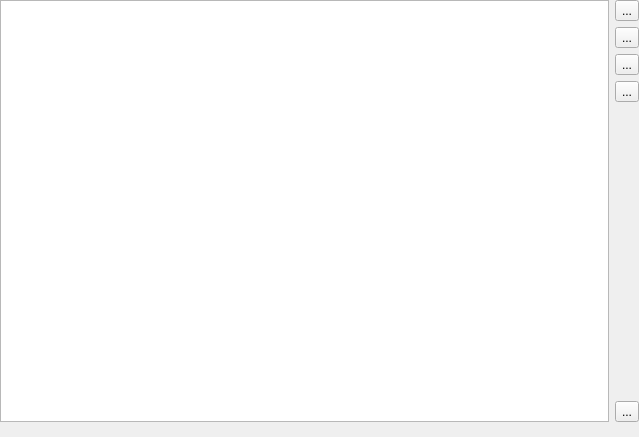
Qt form src/mixcontroltab.ui (hobrasoft/simul6) before a commit.
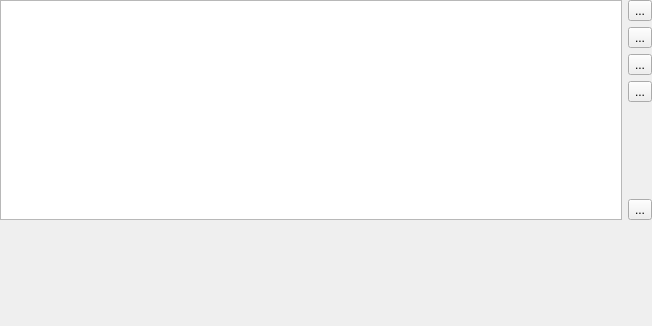
The same form after that commit. Custom widgets are drawn as their Qt base class.

```diff
--- a/src/mixcontroltab.ui
+++ b/src/mixcontroltab.ui
@@ -6,8 +6,8 @@
    <rect>
     <x>0</x>
     <y>0</y>
-    <width>639</width>
-    <height>437</height>
+    <width>652</width>
+    <height>326</height>
    </rect>
   </property>
   <property name="windowTitle">
@@ -125,10 +125,16 @@
    </item>
    <item row="6" column="0" colspan="2">
     <widget class="SwapSegmentWidget" name="f_segment" native="true">
+     <property name="sizePolicy">
+      <sizepolicy hsizetype="Preferred" vsizetype="Minimum">
+       <horstretch>0</horstretch>
+       <verstretch>0</verstretch>
+      </sizepolicy>
+     </property>
      <property name="minimumSize">
       <size>
        <width>0</width>
-       <height>9</height>
+       <height>100</height>
       </size>
      </property>
     </widget>
```
